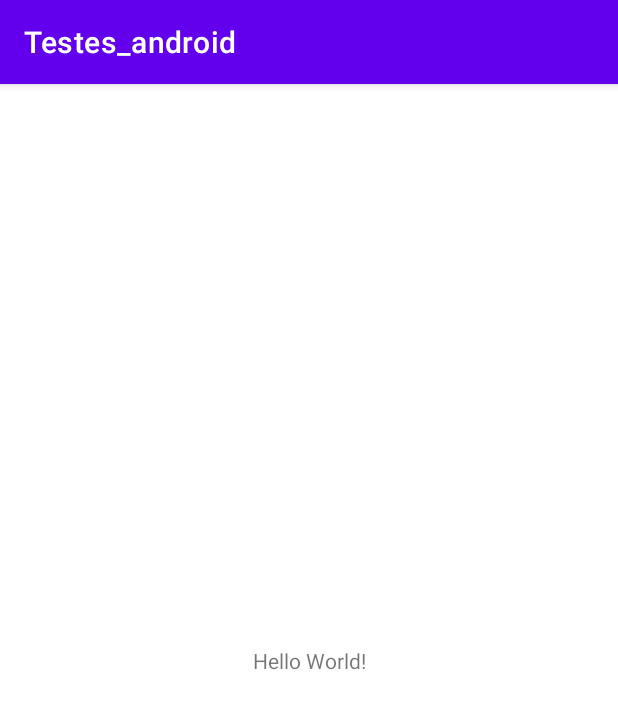
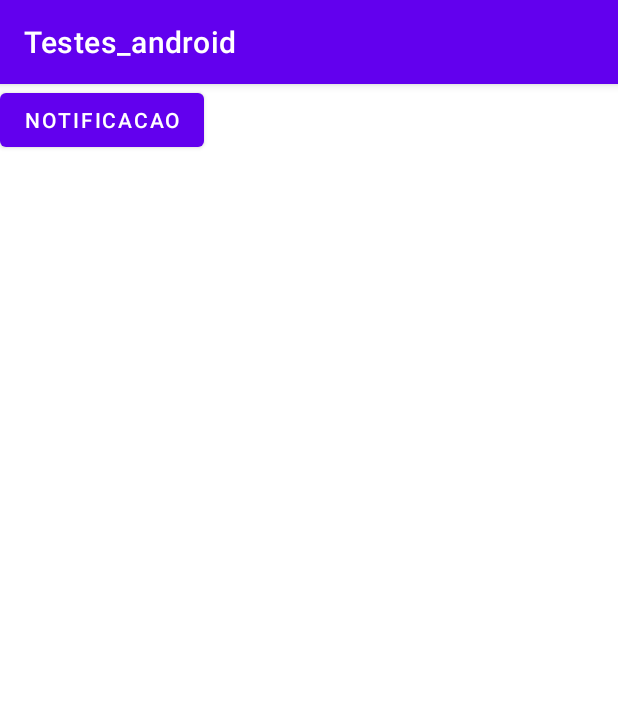
Before and after one commit to diogochen3/PSI_PSI_PL1_2_2190742DiogoChen_2190740JoaoPatrocinio_2190755TomeNunes, an Android app: the screen it shows after launch (MainActivity), on a phone screen of 412 x 824 dp. Shown: the top 709 px of the screen. Run offline under Robolectric (Android 15) with nearby library versions, the phone set to English and light mode, and no system bars.

Commit message:
notificações_android

```diff
--- a/android_testes/app/src/main/java/com/example/testes_android/MainActivity.java
+++ b/android_testes/app/src/main/java/com/example/testes_android/MainActivity.java
@@ -1,14 +1,34 @@
 package com.example.testes_android;
 
 import androidx.appcompat.app.AppCompatActivity;
+import androidx.core.app.NotificationCompat;
 
+import android.app.NotificationManager;
 import android.os.Bundle;
+import android.view.View;
+import android.widget.Button;
 
 public class MainActivity extends AppCompatActivity {
 
+    Button button;
     @Override
     protected void onCreate(Bundle savedInstanceState) {
         super.onCreate(savedInstanceState);
         setContentView(R.layout.activity_main);
+
+        button=findViewById(R.id.btnotificar);
+        button.setOnClickListener(new View.OnClickListener() {
+            @Override
+            public void onClick(View v) {
+                NotificationCompat.Builder notification=(NotificationCompat.Builder)
+                        new NotificationCompat.Builder(getApplicationContext())
+                        .setContentTitle("Alerta de consulta!!")
+                        .setContentText("Consulta dia 23/12/2020, 13h");
+
+                NotificationManager notificationManager=(NotificationManager)
+                        getSystemService(NOTIFICATION_SERVICE);
+                NotificationManager.notification(id: 0 ,notification.build());
+            }
+        });
     }
 }
--- a/android_testes/app/src/main/res/layout/activity_main.xml
+++ b/android_testes/app/src/main/res/layout/activity_main.xml
@@ -1,18 +1,16 @@
 <?xml version="1.0" encoding="utf-8"?>
-<androidx.constraintlayout.widget.ConstraintLayout xmlns:android="http://schemas.android.com/apk/res/android"
+<LinearLayout xmlns:android="http://schemas.android.com/apk/res/android"
     xmlns:app="http://schemas.android.com/apk/res-auto"
     xmlns:tools="http://schemas.android.com/tools"
     android:layout_width="match_parent"
     android:layout_height="match_parent"
     tools:context=".MainActivity">
 
-    <TextView
+
+    <Button
+        android:id="@+id/btnotificar"
         android:layout_width="wrap_content"
         android:layout_height="wrap_content"
-        android:text="Hello World!"
-        app:layout_constraintBottom_toBottomOf="parent"
-        app:layout_constraintLeft_toLeftOf="parent"
-        app:layout_constraintRight_toRightOf="parent"
-        app:layout_constraintTop_toTopOf="parent" />
+        android:text="Notificacao" />
 
-</androidx.constraintlayout.widget.ConstraintLayout>
+</LinearLayout>
```
